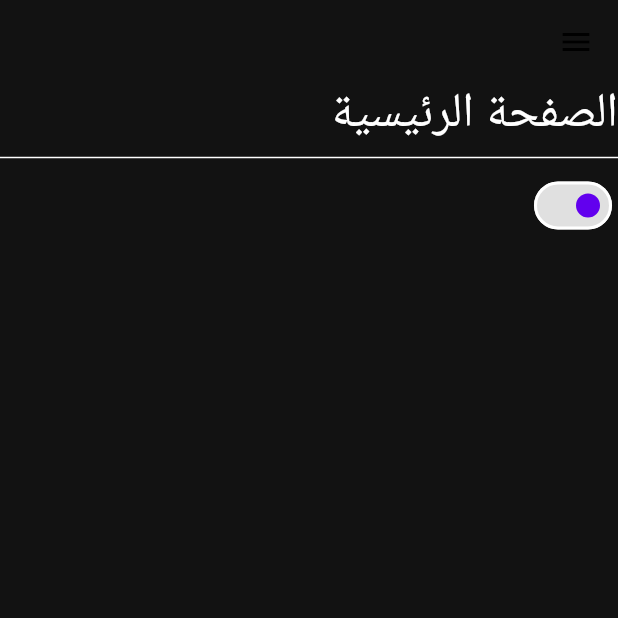
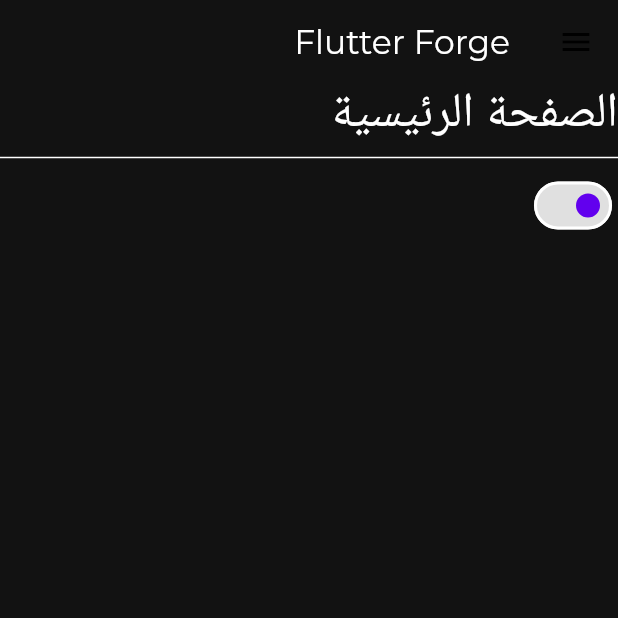
Before and after one commit to mohamed-yamani/flutter-forge, a Flutter app: the screen it shows after launch, on a phone screen of 412 x 824 dp, the top half of it. Run offline on Flutter 3.47's test engine with Material 3 defaults, Android fonts, the phone set to English and light mode, and no system bars; our stand-ins replace bloc, dartz, equatable, flutter_bloc, get_it, google_fonts and 1 more; accounts and stored records are empty; network calls fail.

Commit message:
theme colors

```diff
--- a/lib/presentation/journeys/home/home_screen.dart
+++ b/lib/presentation/journeys/home/home_screen.dart
@@ -27,11 +27,11 @@
   Widget build(BuildContext context) {
     return Scaffold(
         appBar: AppBar(
-          backgroundColor: Theme.of(context).backgroundColor,
+          backgroundColor: Theme.of(context).colorScheme.background,
           title: Text(
             "Flutter Forge",
-            style: Theme.of(context).textTheme.headline6!.copyWith(
-                  color: Theme.of(context).backgroundColor,
+            style: Theme.of(context).textTheme.titleLarge!.copyWith(
+                  color: Theme.of(context).primaryColor,
                 ),
           ),
 
```
